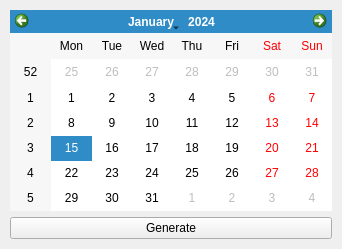
Old version of the form mainwindow.ui in the repository gusya1/DemandCreatorMS.
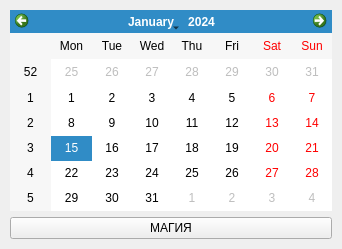
New version of the form. Icons and pictures are not drawn.

Commit message: move settings to config

Diff of the .ui file:
```diff
--- a/mainwindow.ui
+++ b/mainwindow.ui
@@ -37,7 +37,7 @@
     <item row="1" column="0">
      <widget class="QPushButton" name="btnGenerate">
       <property name="text">
-       <string>Generate</string>
+       <string>МАГИЯ</string>
       </property>
      </widget>
     </item>
```
The commit also changes 1 other file.
